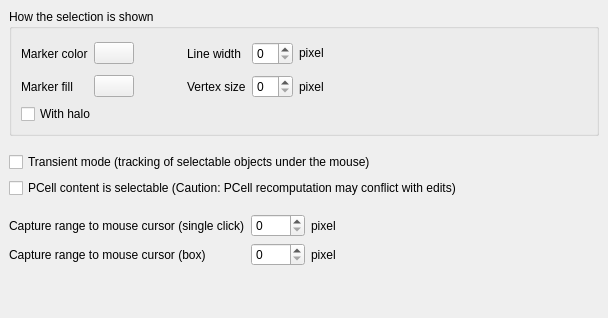
Old version of the form src/layui/layui/LayoutViewConfigPage2c.ui in the repository KLayout/klayout.
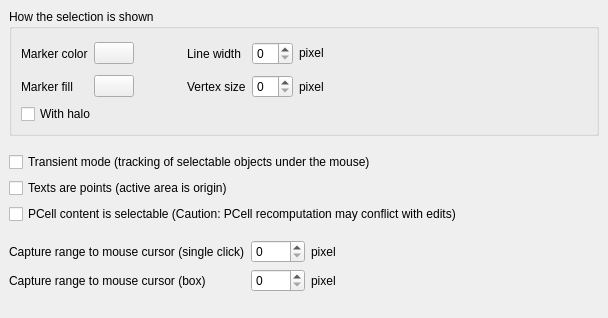
New version of the form. Custom widgets are drawn as their Qt base class.

Commit message: Fixed issue #1438 (Provide a configuration option to switch back to old-style text selection (at origin only)

```diff
--- a/src/layui/layui/LayoutViewConfigPage2c.ui
+++ b/src/layui/layui/LayoutViewConfigPage2c.ui
@@ -183,6 +183,13 @@
      </property>
     </widget>
    </item>
+   <item>
+    <widget class="QCheckBox" name="text_point_mode_cb">
+     <property name="text">
+      <string>Texts are points (active area is origin)</string>
+     </property>
+    </widget>
+   </item>
    <item>
     <widget class="QCheckBox" name="sel_inside_pcells_cb">
      <property name="text">
```
The commit also changes 10 other files.
